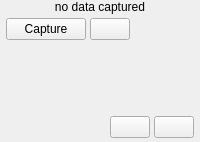
Above: ui/qt/col_capture.ui from Alexey-Nikolaevic-B/2042_sensor_testing before the change. Below: the same form after it.
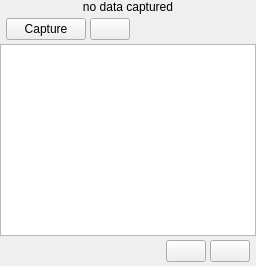
That is the form after the change.

Commit message: connect logs to ui

Diff of the .ui file:
```diff
--- a/ui/qt/col_capture.ui
+++ b/ui/qt/col_capture.ui
@@ -59,37 +59,13 @@
 
    <!-- Log: scrollable, expands to fill all remaining space -->
    <item>
-    <widget class="QScrollArea" name="scroll_log">
-     <property name="widgetResizable"><bool>true</bool></property>
-     <property name="horizontalScrollBarPolicy"><enum>Qt::ScrollBarAlwaysOff</enum></property>
-     <property name="verticalScrollBarPolicy"><enum>Qt::ScrollBarAsNeeded</enum></property>
-     <property name="frameShape"><enum>QFrame::NoFrame</enum></property>
-     <widget class="QWidget" name="scroll_log_contents">
-      <layout class="QVBoxLayout" name="log_layout">
-       <property name="spacing"><number>0</number></property>
-       <property name="leftMargin"><number>0</number></property>
-       <property name="topMargin"><number>0</number></property>
-       <property name="rightMargin"><number>0</number></property>
-       <property name="bottomMargin"><number>0</number></property>
-       <item>
-        <widget class="QLabel" name="lbl_log">
-         <property name="text"><string/></property>
-         <property name="alignment"><set>Qt::AlignTop|Qt::AlignLeft</set></property>
-         <property name="wordWrap"><bool>true</bool></property>
-        </widget>
-       </item>
-       <item>
-        <spacer>
-         <property name="orientation"><enum>Qt::Vertical</enum></property>
-         <property name="sizeHint" stdset="0"><size><width>1</width><height>1</height></size></property>
-        </spacer>
-       </item>
-      </layout>
-     </widget>
+    <widget class="QPlainTextEdit" name="log_view">
+     <property name="readOnly"><bool>true</bool></property>
+     <property name="lineWrapMode"><enum>QPlainTextEdit::NoWrap</enum></property>
+     <property name="maximumBlockCount"><number>2000</number></property>
     </widget>
    </item>
 
-   <!-- Bottom toolbar: clear / copy -->
    <item>
     <widget class="QWidget" name="wt_toolbar_bottom">
      <property name="minimumHeight"><number>44</number></property>
```
Left out of the diff: 10 changed lines with no effect on the pictures. The commit also changes 5 other files.
